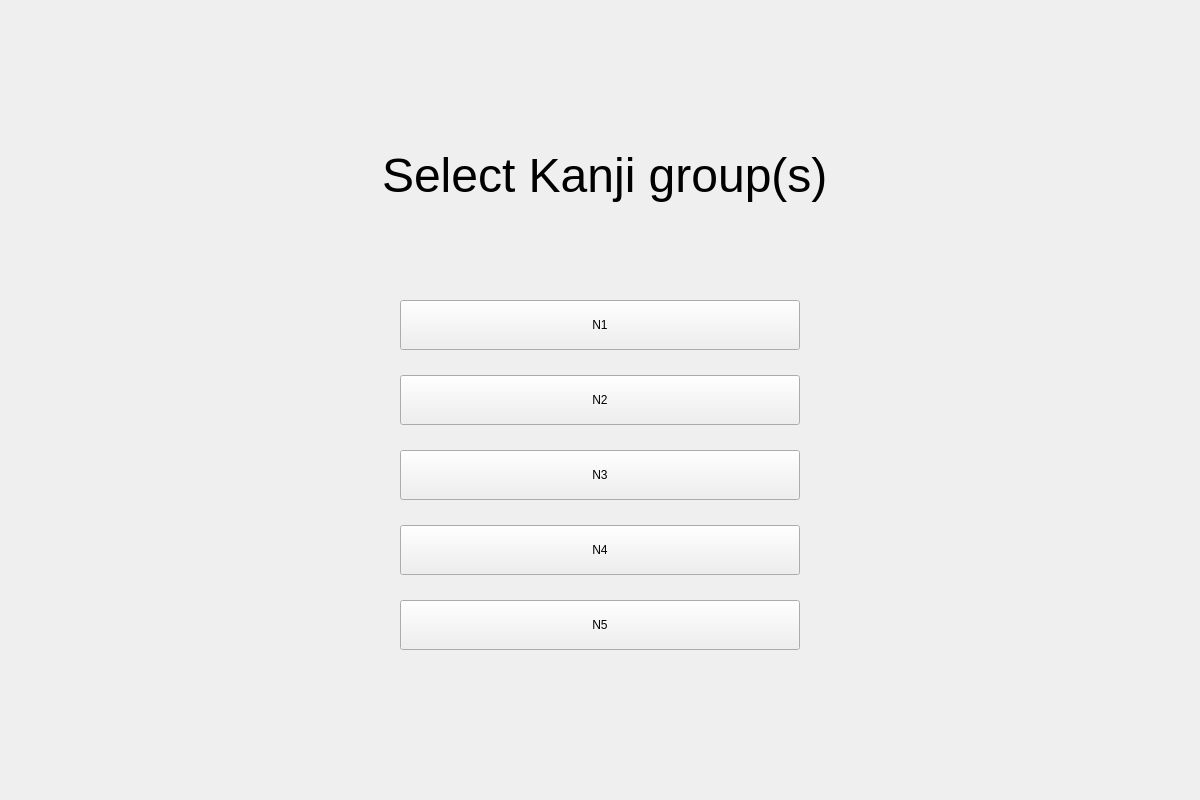
The window that uis/Stack.ui (ethanswcho/KanjiTester) describes before a commit, drawn with Qt 5.
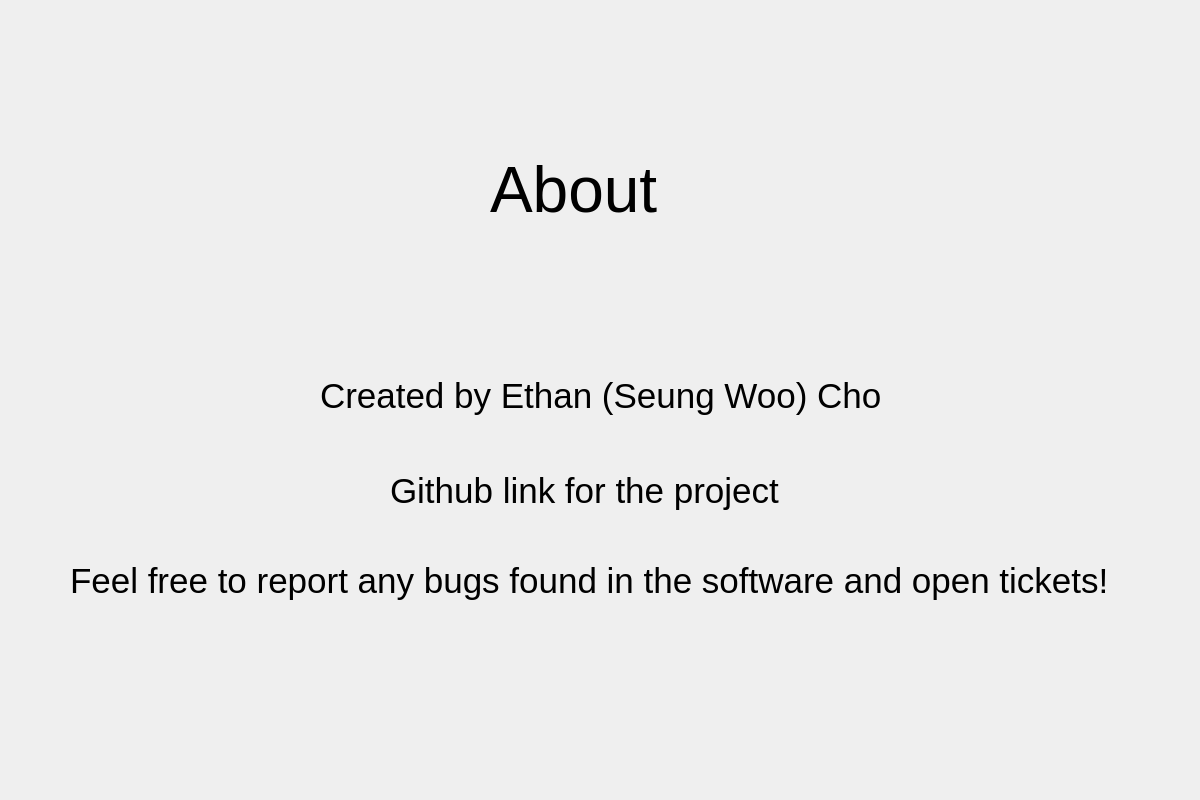
The same window after the commit.

Commit message: feat: Added About page including my info, and link to this github project

Patch:
```diff
--- a/uis/Stack.ui
+++ b/uis/Stack.ui
@@ -17,7 +17,7 @@
    <string>StackedWidget</string>
   </property>
   <property name="currentIndex">
-   <number>1</number>
+   <number>2</number>
   </property>
   <widget class="QWidget" name="MainWindow">
    <widget class="QLabel" name="title">
@@ -178,6 +178,80 @@
     </property>
    </widget>
   </widget>
+  <widget class="QWidget" name="page">
+   <widget class="QLabel" name="title_3">
+    <property name="geometry">
+     <rect>
+      <x>490</x>
+      <y>140</y>
+      <width>500</width>
+      <height>100</height>
+     </rect>
+    </property>
+    <property name="font">
+     <font>
+      <pointsize>48</pointsize>
+     </font>
+    </property>
+    <property name="text">
+     <string>About</string>
+    </property>
+   </widget>
+   <widget class="QLabel" name="label">
+    <property name="geometry">
+     <rect>
+      <x>320</x>
+      <y>350</y>
+      <width>571</width>
+      <height>91</height>
+     </rect>
+    </property>
+    <property name="font">
+     <font>
+      <pointsize>26</pointsize>
+     </font>
+    </property>
+    <property name="text">
+     <string>Created by Ethan (Seung Woo) Cho</string>
+    </property>
+   </widget>
+   <widget class="QLabel" name="github">
+    <property name="geometry">
+     <rect>
+      <x>390</x>
+      <y>460</y>
+      <width>631</width>
+      <height>61</height>
+     </rect>
+    </property>
+    <property name="font">
+     <font>
+      <pointsize>26</pointsize>
+     </font>
+    </property>
+    <property name="text">
+     <string>Github link for the project</string>
+    </property>
+   </widget>
+   <widget class="QLabel" name="label_2">
+    <property name="geometry">
+     <rect>
+      <x>70</x>
+      <y>540</y>
+      <width>1071</width>
+      <height>81</height>
+     </rect>
+    </property>
+    <property name="font">
+     <font>
+      <pointsize>26</pointsize>
+     </font>
+    </property>
+    <property name="text">
+     <string>Feel free to report any bugs found in the software and open tickets!</string>
+    </property>
+   </widget>
+  </widget>
  </widget>
  <resources/>
  <connections/>
```
The commit also changes 6 other files.
